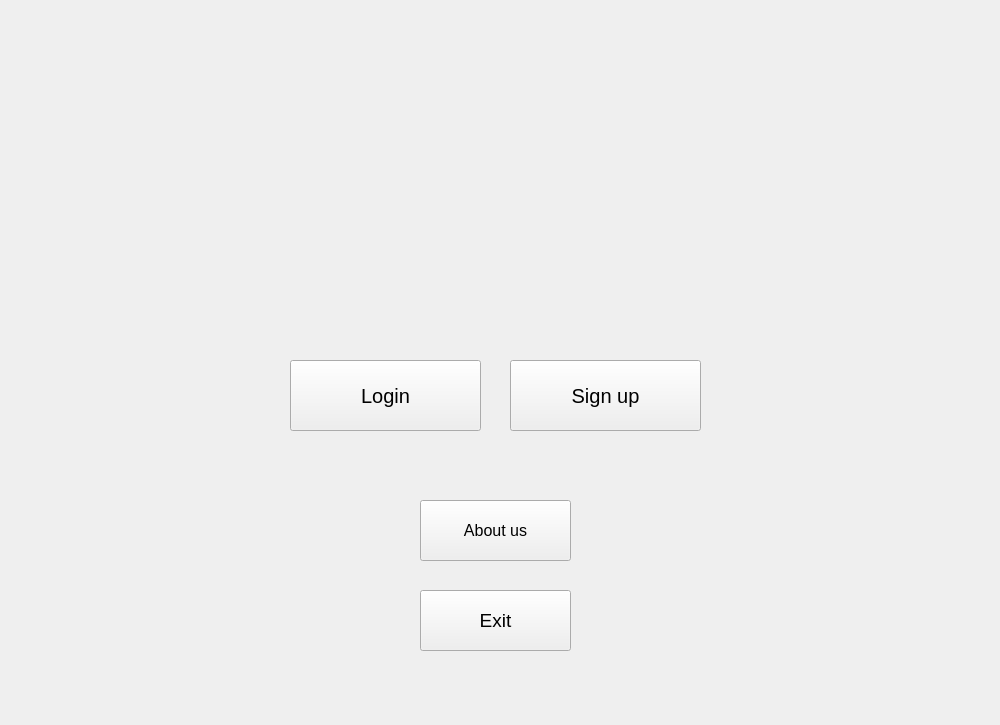
Qt form source/home.ui (NimaMousavian/FBT-Market-Management-Application) before a commit.
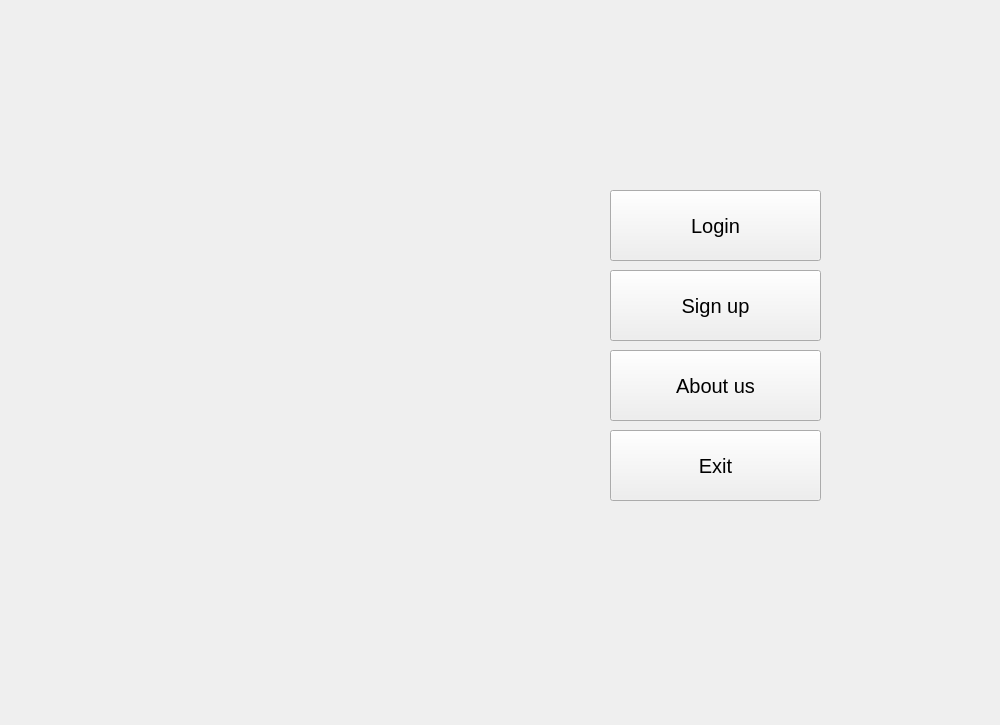
The same form after that commit. Icons and pictures are not drawn.

Commit message: Hourieh: home, login and signUp page UIs completed and about us page added :))

What changed in the file:
```diff
--- a/source/home.ui
+++ b/source/home.ui
@@ -25,10 +25,10 @@
   <widget class="QLabel" name="label">
    <property name="geometry">
     <rect>
-     <x>310</x>
-     <y>60</y>
-     <width>361</width>
-     <height>221</height>
+     <x>60</x>
+     <y>110</y>
+     <width>531</width>
+     <height>471</height>
     </rect>
    </property>
    <property name="font">
@@ -53,9 +53,9 @@
   <widget class="QPushButton" name="sign_up_push">
    <property name="geometry">
     <rect>
-     <x>510</x>
-     <y>360</y>
-     <width>191</width>
+     <x>610</x>
+     <y>270</y>
+     <width>211</width>
      <height>71</height>
     </rect>
    </property>
@@ -80,9 +80,9 @@
   <widget class="QPushButton" name="login_push">
    <property name="geometry">
     <rect>
-     <x>290</x>
-     <y>360</y>
-     <width>191</width>
+     <x>610</x>
+     <y>190</y>
+     <width>211</width>
      <height>71</height>
     </rect>
    </property>
@@ -107,15 +107,15 @@
   <widget class="QPushButton" name="about_push">
    <property name="geometry">
     <rect>
-     <x>420</x>
-     <y>500</y>
-     <width>151</width>
-     <height>61</height>
+     <x>610</x>
+     <y>350</y>
+     <width>211</width>
+     <height>71</height>
     </rect>
    </property>
    <property name="font">
     <font>
-     <pointsize>12</pointsize>
+     <pointsize>15</pointsize>
     </font>
    </property>
    <property name="cursor">
@@ -128,15 +128,15 @@
   <widget class="QPushButton" name="exit_push">
    <property name="geometry">
     <rect>
-     <x>420</x>
-     <y>590</y>
-     <width>151</width>
-     <height>61</height>
+     <x>610</x>
+     <y>430</y>
+     <width>211</width>
+     <height>71</height>
     </rect>
    </property>
    <property name="font">
     <font>
-     <pointsize>14</pointsize>
+     <pointsize>15</pointsize>
     </font>
    </property>
    <property name="cursor">
```
Left out of the diff: 2 changed lines with no effect on the pictures. The commit also changes 20 other files.
